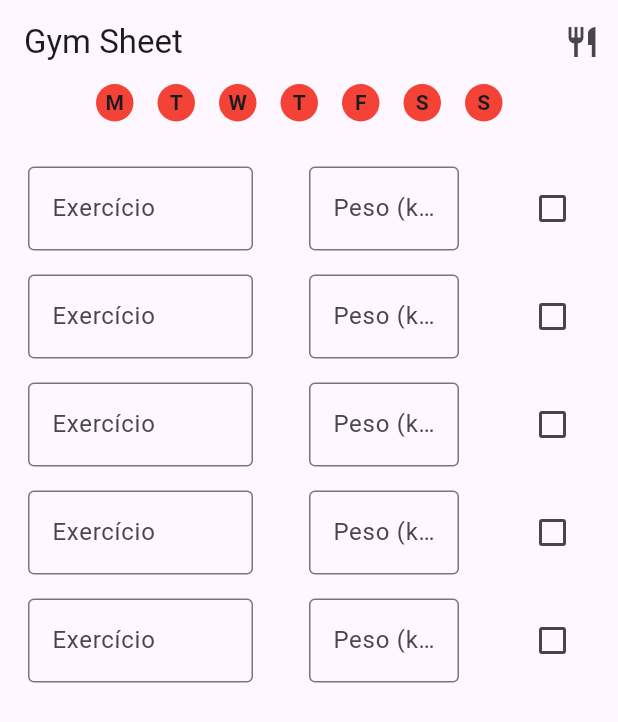
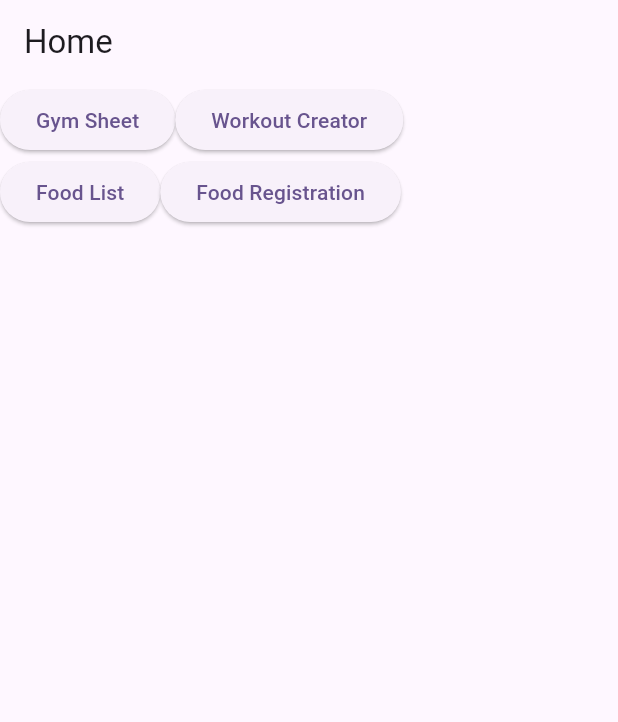
Before and after one commit to ThiagoElias20/FitCoreApp, a Flutter app: the screen it shows after launch, on a phone screen of 412 x 824 dp. Shown: the top 722 px of the screen. Run offline on Flutter 3.47's test engine with Material 3 defaults, Android fonts, the phone set to English and light mode, and no system bars; our stand-ins replace cloud_firestore, firebase_core, image_picker, sqflite; accounts and stored records are empty.

Commit message:
Home page created as well workout creator and feature on gym sheet

```diff
--- a/lib/main.dart
+++ b/lib/main.dart
@@ -1,7 +1,11 @@
 import 'package:flutter/material.dart';
 import 'package:fit_core_app/pages/gym_sheet.dart';
+import 'package:firebase_core/firebase_core.dart';
+import 'package:fit_core_app/pages/home.dart';
 
-void main() {
+void main() async {
+  WidgetsFlutterBinding.ensureInitialized();
+  await Firebase.initializeApp();
   runApp(const MyApp());
 }
 
@@ -17,7 +21,7 @@ class MyApp extends StatelessWidget {
         colorScheme: ColorScheme.fromSeed(seedColor: Colors.deepPurple),
         useMaterial3: true,
       ),
-      home: GymSheet(),
+      home: Home(),
     );
   }
 }
--- a/lib/pages/food_list.dart
+++ b/lib/pages/food_list.dart
@@ -0,0 +1,15 @@
+import 'package:flutter/material.dart';
+
+class FoodList extends StatelessWidget {
+  @override
+  Widget build(BuildContext context) {
+    return Scaffold(
+      appBar: AppBar(
+        title: Text('Food List'),
+      ),
+      body: Center(
+        child: Text('Food List Page'),
+      ),
+    );
+  }
+}
--- /dev/null
+++ b/lib/pages/home.dart
@@ -0,0 +1,79 @@
+import 'package:flutter/material.dart';
+import 'package:fit_core_app/pages/food_registration.dart';
+import 'package:fit_core_app/pages/food_list.dart';
+import 'package:fit_core_app/pages/workout_creator.dart';
+import 'package:fit_core_app/pages/gym_sheet.dart';
+
+class Home extends StatefulWidget {
+  @override
+  _HomeState createState() => _HomeState();
+}
+
+class _HomeState extends State<Home> {
+  @override
+  Widget build(BuildContext context) {
+    return Scaffold(
+      appBar: AppBar(
+        title: Text('Home'),
+      ),
+      body: Center(
+        child: Column(
+          children: [
+            Row(
+              children: [
+                Container(
+                  child: ElevatedButton(
+                    onPressed: () {
+                      Navigator.push(
+                        context,
+                        MaterialPageRoute(builder: (context) => GymSheet()),
+                      );
+                    },
+                    child: Text('Gym Sheet'),
+                  ),
+                ),
+                Container(
+                  child: ElevatedButton(
+                    onPressed: () {
+                      Navigator.push(
+                        context,
+                        MaterialPageRoute(builder: (context) => WorkoutCreator()),
+                      );
+                    },
+                    child: Text('Workout Creator'),
+                  ),
+                ),
+              ],
+            ),
+            Row(
+              children: [
+                Container(
+                  child: ElevatedButton(
+                    onPressed: () {
+                      Navigator.push(
+                        context,
+                        MaterialPageRoute(builder: (context) => FoodList()),
+                      );
+                    },
+                    child: Text('Food List'),
+                  ),
+                ),
+                Container(
+                  child: ElevatedButton(
+                    onPressed: () {
+                      Navigator.push(
+                        context,
+                        MaterialPageRoute(builder: (context) => FoodRegistration()),
+                      );
+                    },
+                    child: Text('Food Registration'),
+                  ),
+                ),
+              ],
+            ),
+          ],
+        ),
+      ),
+    );
+  }
+}
```
Also changed, not shown: lib/pages/gym_sheet.dart (+29 -3 lines), lib/pages/workout_creator.dart (added, +36 -0 lines), 7 other files.
